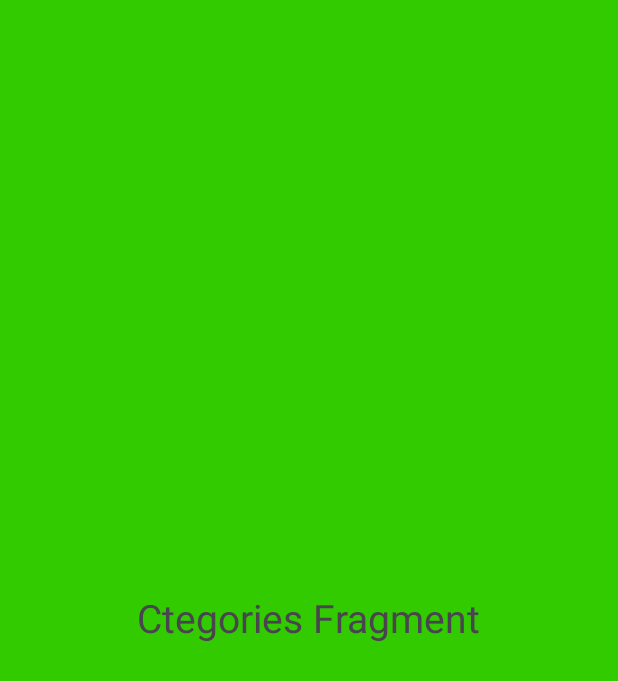
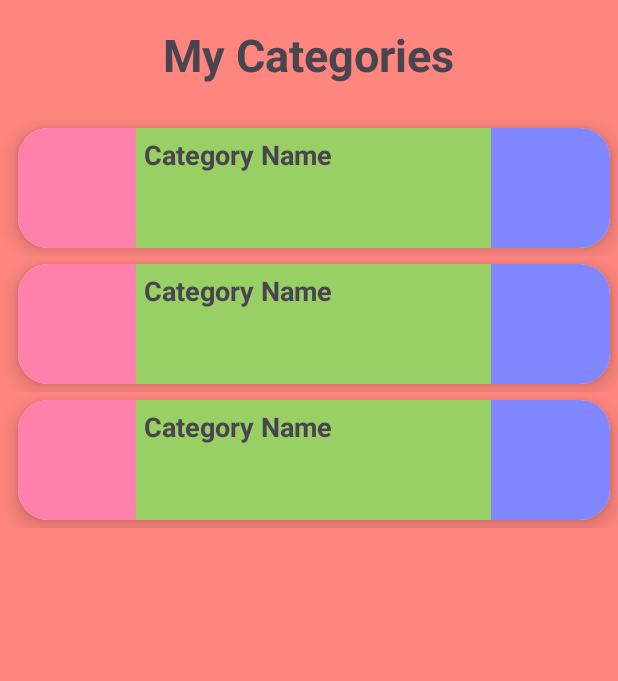
Before and after one commit to YosiBs/Gotcha-App, an Android app: the layout fragment_categories.xml on its own in the app's theme, with its tools: preview values and no code run, on a phone screen of 412 x 824 dp. Shown: the top 681 px of the screen. Run offline under Robolectric (Android 15) with nearby library versions, the phone set to English and light mode, and no system bars.

Commit message:
started working on recycle view for categories and product list

```diff
--- a/app/build.gradle.kts
+++ b/app/build.gradle.kts
@@ -44,6 +44,9 @@ dependencies {
     testImplementation(libs.junit)
     androidTestImplementation(libs.ext.junit)
     androidTestImplementation(libs.espresso.core)
+    //Picasso Library
+    implementation(libs.picasso.library)
+
 
     //Google Console firebase
     implementation(platform(libs.firebase.bom))
--- a/app/src/main/res/layout/fragment_categories.xml
+++ b/app/src/main/res/layout/fragment_categories.xml
@@ -4,16 +4,45 @@
     android:layout_width="match_parent"
     android:layout_height="match_parent"
     tools:context=".Fragments.CategoriesFragment"
-    android:background="#32CB00"
+    android:background="#FF867F"
+    >
+    <RelativeLayout
+        android:layout_width="match_parent"
+        android:layout_height="match_parent"
+        >
+
+        <LinearLayout
+            android:layout_width="match_parent"
+            android:layout_height="wrap_content"
+            android:orientation="vertical"
             >
 
         <!-- TODO: Update blank fragment layout -->
         <TextView
             android:layout_width="wrap_content"
             android:layout_height="wrap_content"
-        android:text="Ctegories Fragment"
-        android:textSize="26sp"
+            android:text="My Categories"
+            android:textSize="@dimen/headline_text_size"
+            android:textStyle="bold"
+            android:layout_marginVertical="@dimen/headline_text_marginVertical"
             android:layout_gravity="center"
+
             />
+        </LinearLayout>
+        <LinearLayout
+            android:layout_width="match_parent"
+            android:layout_height="wrap_content"
+            >
 
+        <androidx.recyclerview.widget.RecyclerView
+            android:id="@+id/categories_frag_LST_caterories"
+            android:layout_width="match_parent"
+            android:layout_height="match_parent"
+            android:layout_centerInParent="true"
+            tools:listitem="@layout/horizontal_catagory_item"
+            android:layout_marginTop="@dimen/category_list_marginTop"
+            />
+        </LinearLayout>
+
+    </RelativeLayout>
 </FrameLayout>
--- /dev/null
+++ b/app/src/main/res/layout/horizontal_catagory_item.xml
@@ -0,0 +1,90 @@
+<?xml version="1.0" encoding="utf-8"?>
+<androidx.constraintlayout.widget.ConstraintLayout
+    xmlns:android="http://schemas.android.com/apk/res/android"
+    xmlns:app="http://schemas.android.com/apk/res-auto"
+    xmlns:tools="http://schemas.android.com/tools"
+    android:layout_width="match_parent"
+    android:layout_height="wrap_content">
+
+
+
+
+
+    <!--CARD TO SHOW ALL THE DETAILS-->
+    <androidx.cardview.widget.CardView
+        android:id="@+id/category_CARD_data"
+        android:layout_width="match_parent"
+        android:layout_height="@dimen/category_card_height"
+        android:layout_marginStart="@dimen/category_start_margin"
+        android:layout_marginEnd="@dimen/category_end_margin"
+        android:layout_marginVertical="@dimen/category_end_margin"
+        android:elevation="@dimen/category_elevation"
+        app:cardCornerRadius="@dimen/image_corner_radius"
+        app:cardElevation="@dimen/category_elevation"
+        app:layout_constraintBottom_toBottomOf="parent"
+        app:layout_constraintEnd_toEndOf="parent"
+        app:layout_constraintTop_toTopOf="parent">
+        >
+        <LinearLayout
+            android:layout_width="match_parent"
+            android:layout_height="match_parent"
+            android:orientation="horizontal"
+            android:baselineAligned="false">
+
+
+
+
+            <RelativeLayout
+                android:layout_width="0dp"
+                android:layout_height="match_parent"
+                android:layout_weight="1"
+                android:background="#FF80AB"
+                >
+                <!--TODO: add colored dot-->
+
+            </RelativeLayout>
+
+            <RelativeLayout
+                android:layout_width="0dp"
+                android:layout_height="match_parent"
+                android:layout_weight="3"
+                android:background="#99D066"
+
+                >
+                <!--TODO: add category name-->
+                <com.google.android.material.textview.MaterialTextView
+                    android:id="@+id/category_LBL_name"
+                    android:layout_width="match_parent"
+                    android:layout_height="wrap_content"
+                    android:layout_alignParentStart="true"
+                    android:layout_alignParentTop="true"
+                    android:layout_marginStart="@dimen/category_end_margin"
+                    android:layout_marginTop="@dimen/category_end_margin"
+                    android:layout_marginEnd="@dimen/category_end_margin"
+                    android:maxLines="2"
+                    android:minLines="2"
+                    android:textSize="@dimen/title_text_size"
+                    android:textStyle="bold"
+                    tools:text="Category Name" />
+
+
+            </RelativeLayout>
+
+
+            <RelativeLayout
+                android:layout_width="0dp"
+                android:layout_height="match_parent"
+                android:layout_weight="1"
+                android:background="#8187FF"
+
+                >
+                <!--TODO: add item Counter-->
+
+
+
+            </RelativeLayout>
+        </LinearLayout>
+
+    </androidx.cardview.widget.CardView>
+
+</androidx.constraintlayout.widget.ConstraintLayout>
--- /dev/null
+++ b/app/src/main/res/values/dimens.xml
@@ -0,0 +1,39 @@
+<?xml version="1.0" encoding="utf-8"?>
+<resources>
+    <!--Home Fragment layout-->
+    <dimen name="padding">2dp</dimen>
+    <dimen name="image_width">120dp</dimen>
+    <dimen name="image_height">100dp</dimen>
+    <dimen name="image_vertical_margin">5dp</dimen>
+    <dimen name="image_corner_radius">20dp</dimen>
+    <dimen name="image_elevation">10dp</dimen>
+    <dimen name="product_card_height">80dp</dimen>
+    <dimen name="product_start_margin">85dp</dimen>
+    <dimen name="product_end_margin">5dp</dimen>
+    <dimen name="product_elevation">8dp</dimen>
+    <dimen name="title_text_size">18sp</dimen>
+    <dimen name="product_text_size">11sp</dimen>
+    <dimen name="product_list_marginTop">80dp</dimen>
+    <dimen name="user_image_width">60dp</dimen>
+    <dimen name="user_image_height">60dp</dimen>
+
+    <!--Categories Fragment layout-->
+    <dimen name="category_list_marginTop">80dp</dimen>
+    <dimen name="category_card_height">80dp</dimen>
+    <dimen name="user_image_marginLeft">8dp</dimen>
+    <dimen name="user_image_marginRight">8dp</dimen>
+    <dimen name="user_name_text_size">30sp</dimen>
+    <dimen name="category_start_margin">12dp</dimen>
+    <dimen name="category_end_margin">5dp</dimen>
+    <dimen name="category_elevation">8dp</dimen>
+
+
+
+
+    <!--General Values-->
+    <dimen name="headline_text_size">30sp</dimen>
+    <dimen name="headline_text_marginVertical">16dp</dimen>
+
+
+
+</resources>
--- a/gradle/libs.versions.toml
+++ b/gradle/libs.versions.toml
@@ -11,6 +11,7 @@ constraintlayout = "2.1.4"
 gms = "4.4.1"
 authUI = "7.2.0"
 gmsPlayServicesAuth = "20.7.0"
+picasso = "2.71828"
 
 [libraries]
 firebase-bom = { module = "com.google.firebase:firebase-bom", version.ref = "firebaseBom" }
@@ -25,6 +26,8 @@ firebase-analytics = {module = "com.google.firebase:firebase-analytics"}
 firebase-authentication-ui = {module = "com.firebaseui:firebase-ui-auth", version.ref = "authUI"}
 gms-play-services-auth = {module = "com.google.android.gms:play-services-auth" , version.ref = "gmsPlayServicesAuth"}
 firebase-database = {module = "com.google.firebase:firebase-database"}
+picasso-library = {module = "com.squareup.picasso:picasso" ,version.ref = "picasso"}
+
 
 [plugins]
 androidApplication = { id = "com.android.application", version.ref = "agp" }
```
Also changed, not shown: app/src/main/java/com/example/gotcha/Fragments/HomeFragment.java (+13 -25 lines), app/src/main/res/layout/fragment_home.xml (+26 -8 lines), app/src/main/res/layout/horizontal_product_item.xml (added, +75 -0 lines), app/src/main/res/drawable/image_placeholder.png (added), app/src/main/res/drawable/loading_error_image.png (added). Lines whose indentation alone changed are shown as unchanged.
